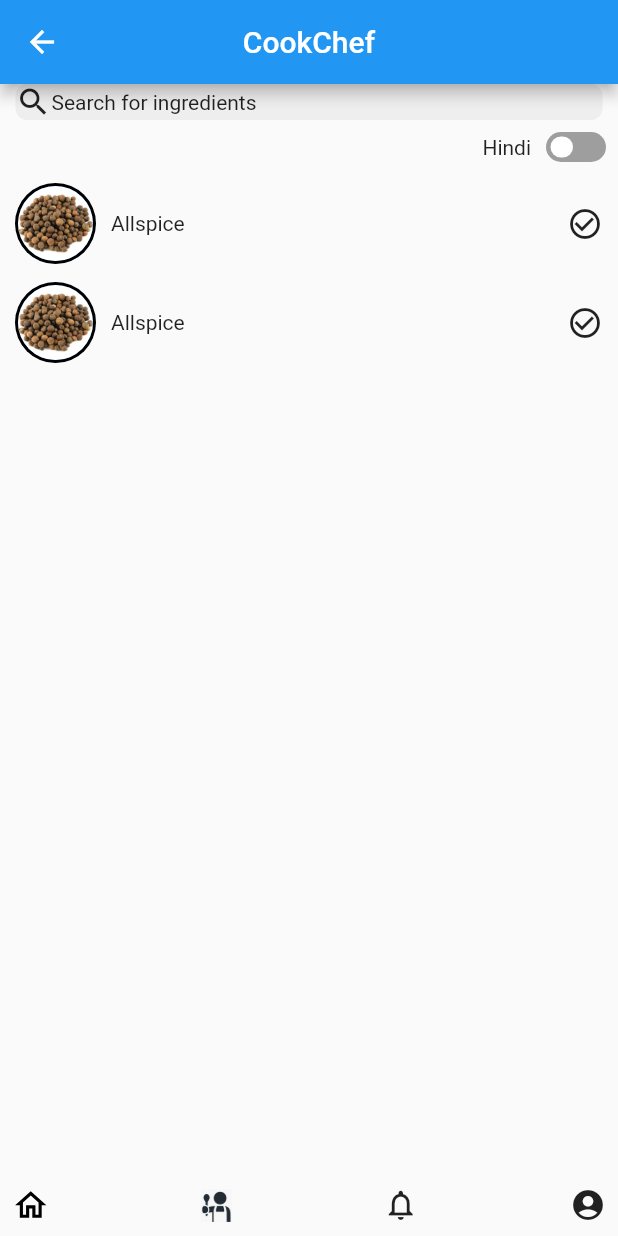
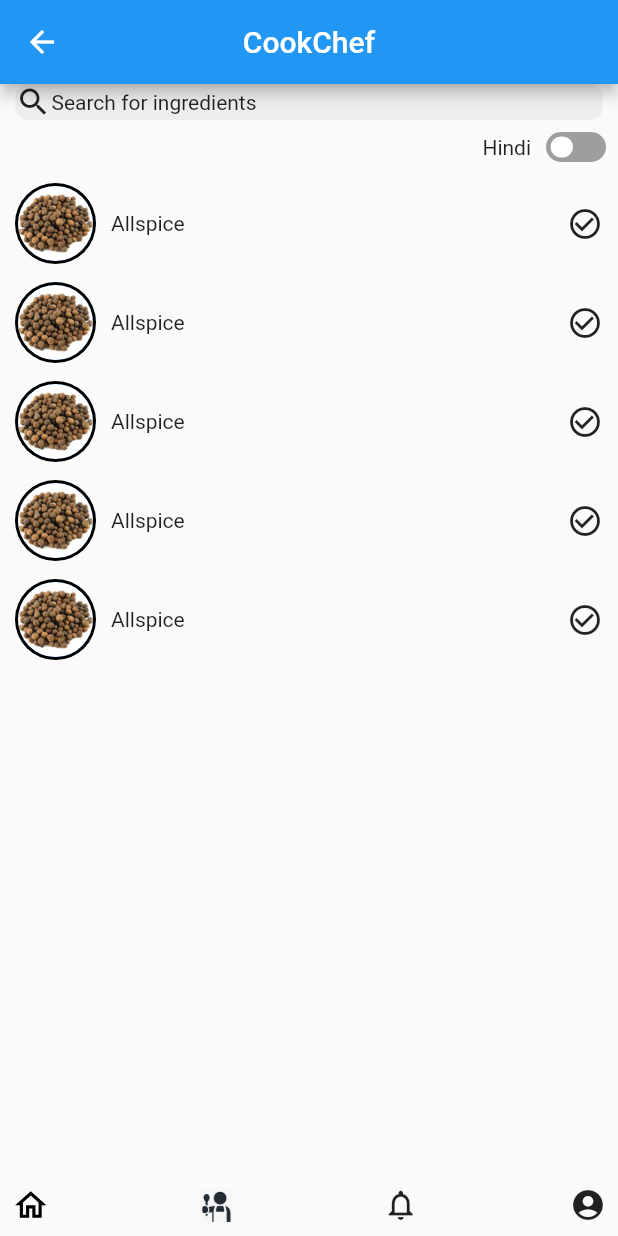
Before and after one commit to ArushKapoor/CookChef, a Flutter app: the RecipesPage screen opened by its route, on a phone screen of 412 x 824 dp. Run offline on Flutter 3.47's test engine with Material 2 defaults, Android fonts, the phone set to English and light mode, and no system bars; our stand-ins replace flutter_svg.

Commit message:
Trying to change the check mark color on tap in RecipesPage.dart (in progress)

```diff
--- a/lib/Screens/RecipesPage.dart
+++ b/lib/Screens/RecipesPage.dart
@@ -16,8 +16,37 @@ class _RecipesPageState extends State<RecipesPage> {
   bool isSwitched = false;
   bool isChecked = false;
   bool isHindi = false;
+  bool isSetup = false;
 
-  Container _createIngredient({AssetImage image, String text}) {
+  List ingredients = new List();
+
+  Widget renderIngredients() {
+    return ListView.builder(
+        itemCount: ingredients.length,
+        itemBuilder: (context, index) {
+          return ingredients[index][0];
+        });
+  }
+
+  SizedBox _setupIngredients() {
+    isSetup = true;
+    for (int i = 0; i < 5; i++) {
+      _addIngredients(
+          image: AssetImage('assets/images/allspice.jpeg'),
+          text: 'Allspice',
+          index: i);
+    }
+    return SizedBox();
+  }
+
+  void _addIngredients({AssetImage image, String text, int index}) {
+    List data = new List();
+    data.add(_createIngredient(image: image, text: text, index: index));
+    data.add(false);
+    ingredients.add(data);
+  }
+
+  Container _createIngredient({AssetImage image, String text, int index}) {
     return Container(
       margin: EdgeInsets.symmetric(vertical: 6.0, horizontal: 10.0),
       child: Row(
@@ -40,7 +69,10 @@ class _RecipesPageState extends State<RecipesPage> {
           GestureDetector(
             onTap: () {
               setState(() {
+                isChecked = ingredients[index][1];
                 isChecked = !isChecked;
+                ingredients[index][1] = isChecked;
+                print(isChecked);
               });
             },
             child: isChecked
@@ -135,18 +167,28 @@ class _RecipesPageState extends State<RecipesPage> {
                 ],
               ),
             ),
+            // Container(
+            //   child: Expanded(
+            //     child: ListView(
+            //       children: <Widget>[
+            //         // _createIngredient(
+            //         //     image: AssetImage('assets/images/allspice.jpeg'),
+            //         //     text: 'Allspice'),
+            //         // _createIngredient(
+            //         //     image: AssetImage('assets/images/allspice.jpeg'),
+            //         //     text: 'Allspice'),
+            //         _addIngredients(
+            //             image: AssetImage('assets/images/allspice.jpeg'),
+            //             text: 'Allspice'),
+            //         renderIngredients(),
+            //       ],
+            //     ),
+            //   ),
+            // ),
+            if (!isSetup) _setupIngredients(),
             Container(
               child: Expanded(
-                child: ListView(
-                  children: <Widget>[
-                    _createIngredient(
-                        image: AssetImage('assets/images/allspice.jpeg'),
-                        text: 'Allspice'),
-                    _createIngredient(
-                        image: AssetImage('assets/images/allspice.jpeg'),
-                        text: 'Allspice'),
-                  ],
-                ),
+                child: renderIngredients(),
               ),
             ),
             Container(
```
